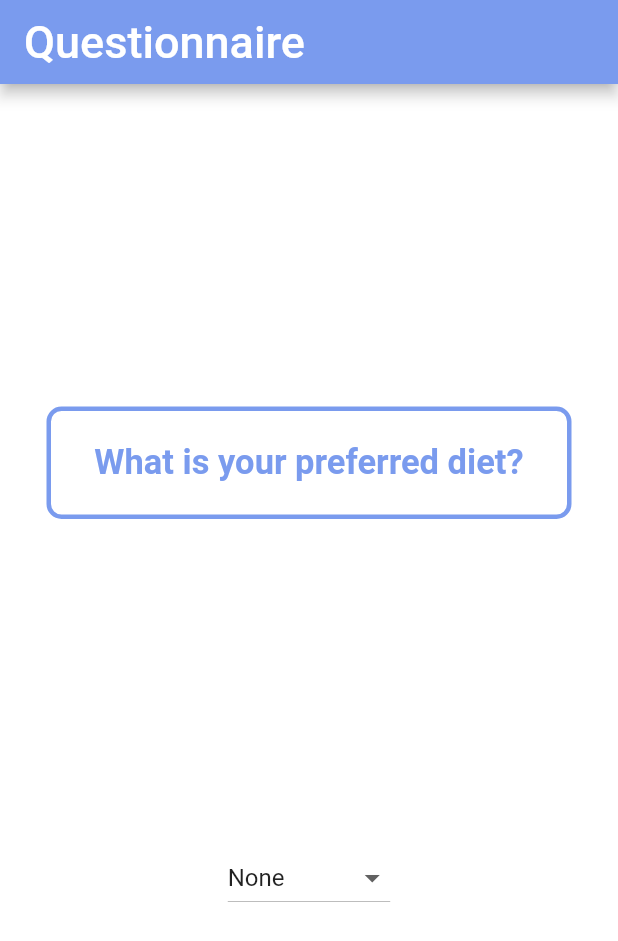
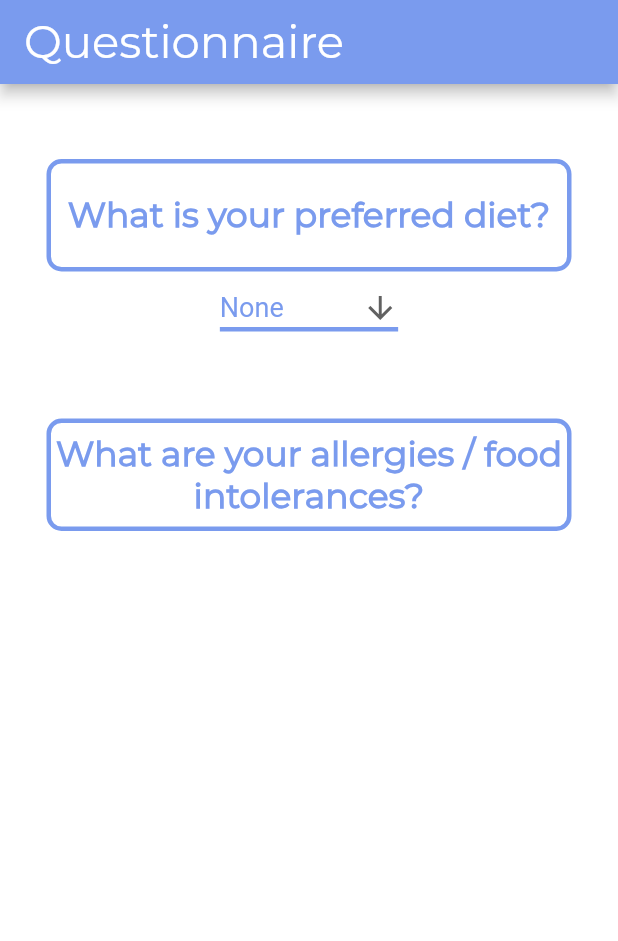
Before and after one commit to AyushiSrivastava17/CookSmart, a Flutter app: the screen it shows after launch, on a phone screen of 412 x 824 dp. Shown: the top 941 px of the screen. Run offline on Flutter 3.47's test engine with Material 2 defaults, Android fonts, the phone set to English and light mode, and no system bars; project files that could hold a hidden picture were left out.

Commit message:
Added allergies

```diff
--- a/lib/pages/quiz_page.dart
+++ b/lib/pages/quiz_page.dart
@@ -47,13 +47,16 @@ class QuizPageState extends State<QuizPage> {
         ),
         body: Center(
             child: Column(
-                mainAxisAlignment: MainAxisAlignment.spaceEvenly,
+                //mainAxisAlignment: MainAxisAlignment.spaceEvenly,
                 children: <Widget>[
+                  new Padding(
+                    padding: EdgeInsets.only(top: 50),
+                  ),
               Container(
                 height: 75.0,
                 width: 350.0,
                 color: Colors.transparent,
-                child: Container(
+                child: Container (
                   decoration: BoxDecoration(
                       color: Colors.white,
                       border: Border.all(color: Color(0xFF7A9BEE), width: 3),
@@ -72,9 +75,45 @@ class QuizPageState extends State<QuizPage> {
 
               DropdownButton(
                 value: selectedDiet,
+                icon: Icon(Icons.arrow_downward),
+                iconSize: 24,
+                elevation: 16,
                 items: buildDropdownMenuItems(_diets),
+                style: TextStyle(
+                  color: Color(0xFF7A9BEE),
+                  fontSize: 18),
+                underline: Container(
+                height: 3,
+                color: Color(0xFF7A9BEE),
+                ),
                 onChanged: onChangeDropDownItem,
+              ),
+
+            Padding(
+              padding: EdgeInsets.only(bottom: 50),),
+
+            Container(
+                height: 75.0,
+                width: 350.0,
+                color: Colors.transparent,
+                child: Container (
+                  decoration: BoxDecoration(
+                      color: Colors.white,
+                      border: Border.all(color: Color(0xFF7A9BEE), width: 3),
+                      borderRadius: BorderRadius.circular(10.0)),
+
+                  child: new Center(
+                    child: new Text("What are your allergies / food intolerances?",
+                        style: TextStyle(
+                            color: Color(0xFF7A9BEE),
+                            fontSize: 23,
+                            fontWeight: FontWeight.bold,
+                            fontFamily: "Montserrat"),
+                        textAlign: TextAlign.center),
+                  ),
+                ),
               )
+
             ]
           )
         )
```
Also changed, not shown: pubspec.yaml (+7 -13 lines).
